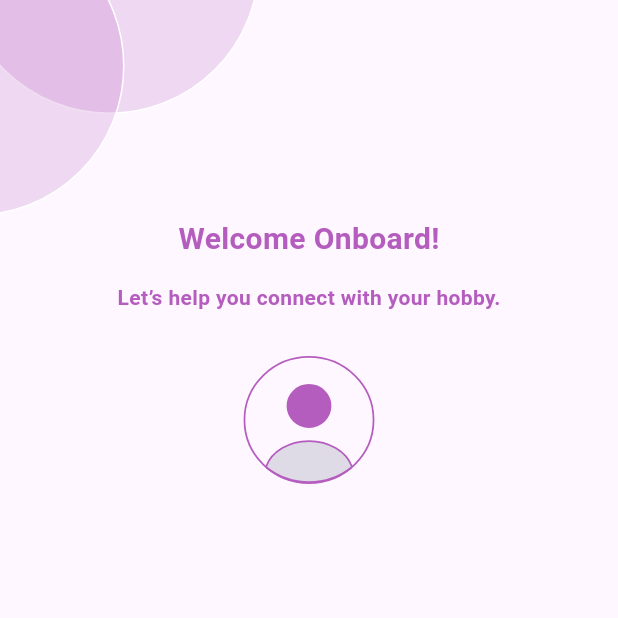
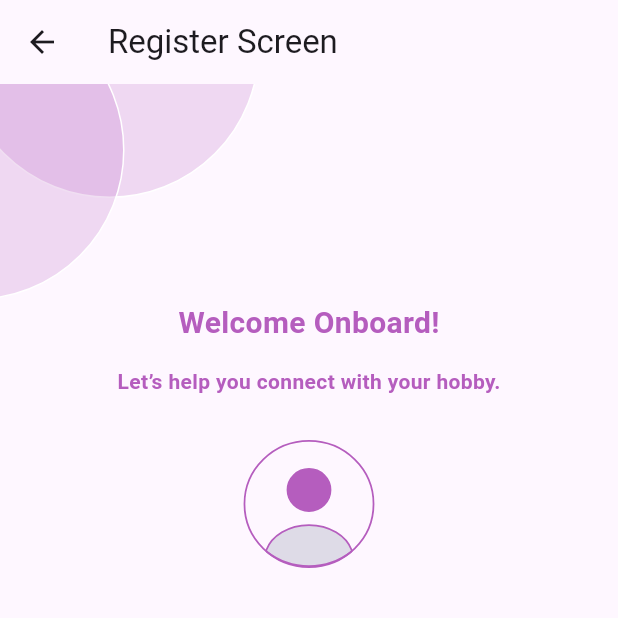
Before and after one commit to josuastg/HobiHub, a Flutter app: the LoginScreen screen opened directly, after a tap on "Go to Register Screen", on a phone screen of 412 x 824 dp, the top half of it. Run offline on Flutter 3.47's test engine with Material 3 defaults, Android fonts, the light colour scheme and no system bars; our stand-ins replace email_validator, flutter_svg.

Commit message:
update navigation screens

```diff
--- a/lib/screens/home_screen.dart
+++ b/lib/screens/home_screen.dart
@@ -1,5 +1,6 @@
 import 'package:flutter/material.dart';
 import 'package:hobihub/screens/login_screen.dart';
+import 'package:hobihub/screens/my_profile_screen.dart';
 
 class HomePage extends StatelessWidget {
   const HomePage({super.key});
@@ -12,9 +13,9 @@
       ),
       body: Center(
         child:  ElevatedButton(onPressed: () {
-          Navigator.push(context, MaterialPageRoute(builder: (context) => const LoginScreen()));
+          Navigator.push(context, MaterialPageRoute(builder: (context) => const MyProfileScreen()));
         },
-        child: const Text("Go to Login Screen"),
+        child: const Text("Go to My Profile Screen"),
         ),
       ),
     );
--- a/lib/screens/login_screen.dart
+++ b/lib/screens/login_screen.dart
@@ -1,4 +1,5 @@
 import 'package:flutter/material.dart';
+import 'package:hobihub/screens/home_screen.dart';
 import 'package:hobihub/screens/register_screen.dart';
 
 class LoginScreen extends StatelessWidget {
@@ -10,11 +11,19 @@
       appBar: AppBar(
         title: const Text('Login Screen'),
       ),
-      body: Center(
-        child: ElevatedButton(onPressed: () {
-          Navigator.push(context, MaterialPageRoute(builder: (context) => RegisterScreen()));
-        },
-        child: const Text("Go to Register Screen")),
+      body: Column(
+        children: [
+          Center(
+            child: ElevatedButton(onPressed: () {
+              Navigator.push(context, MaterialPageRoute(builder: (context) => RegisterScreen()));
+            },
+            child: const Text("Go to Register Screen")),
+          ),
+          ElevatedButton(onPressed: () {
+              Navigator.push(context, MaterialPageRoute(builder: (context) => HomePage()));
+            },
+            child: const Text("Go to Home Screen")),
+        ],
       ),
     );
   }
--- a/lib/screens/register_screen.dart
+++ b/lib/screens/register_screen.dart
@@ -14,6 +14,9 @@
   @override
   Widget build(BuildContext context) {
     return Scaffold(
+      appBar: AppBar(
+        title: Text("Register Screen"),
+      ),
       body: SafeArea(
         top: false,
         child: Column(
--- a/lib/screens/splash_screen.dart
+++ b/lib/screens/splash_screen.dart
@@ -1,4 +1,5 @@
 import 'package:flutter/material.dart';
+import 'package:hobihub/screens/get_started_screen.dart';
 import 'package:hobihub/screens/home_screen.dart';
 
 class SplashScreen extends StatelessWidget {
@@ -15,7 +16,7 @@
             onPressed: () {
               Navigator.push(
                 context,
-                MaterialPageRoute(builder: (context) => const HomePage()),
+                MaterialPageRoute(builder: (context) => const GetStartedScreen()),
               );
             },
             child: const Text('Go To Home Screen')),
```
Also changed, not shown: lib/screens/get_started_screen.dart (+10 -2 lines).
